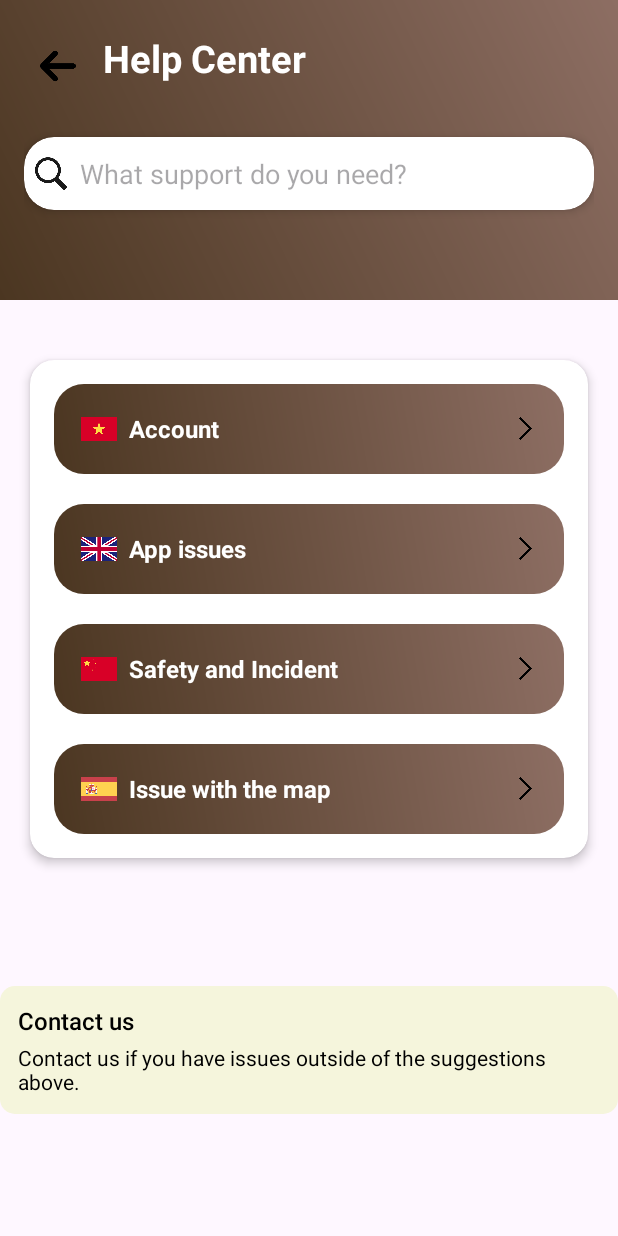
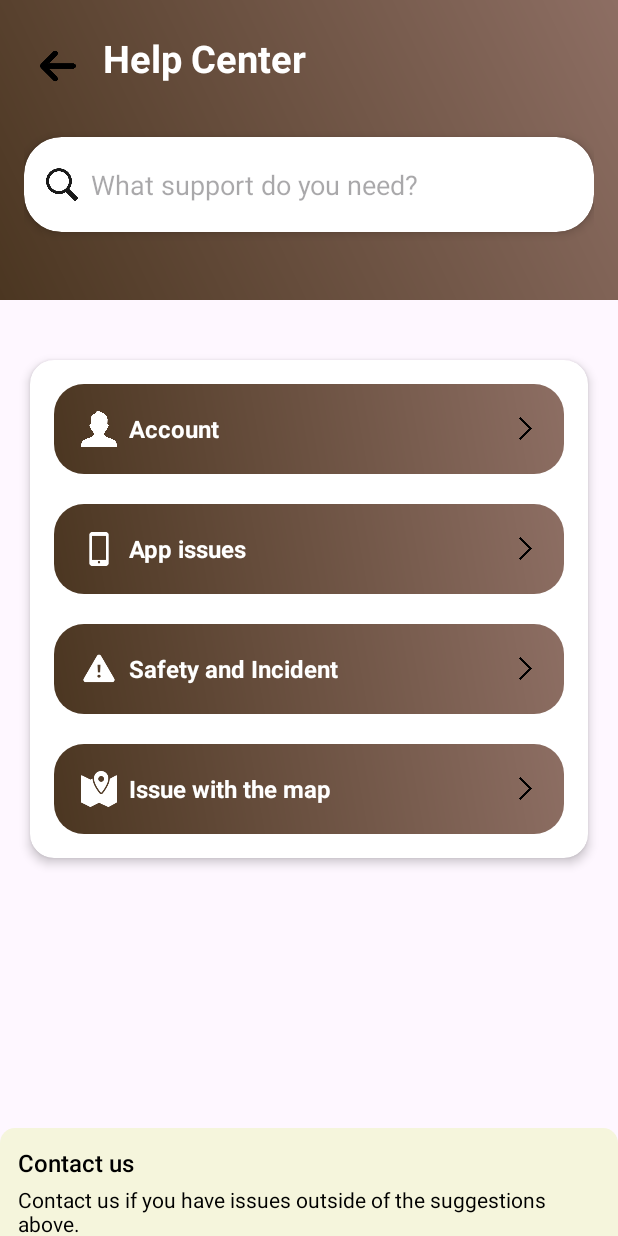
Before and after one commit to hautranuit/-MOBILE_FinalPr-ect, an Android app: the layout activity_settings_helpcenter.xml on its own in the app's theme, with its tools: preview values and no code run, on a phone screen of 412 x 824 dp. Run offline under Robolectric (Android 15) with nearby library versions, the phone set to English and light mode, and no system bars.

```diff
--- a/app/build.gradle.kts
+++ b/app/build.gradle.kts
@@ -43,6 +43,8 @@ dependencies {
     androidTestImplementation(libs.espresso.core)
     implementation(libs.circleimageview)
 
+    implementation ("androidx.cardview:cardview:1.0.0")
+
 
 
 
--- a/app/src/main/java/com/example/finalproject/MapTiler.java
+++ b/app/src/main/java/com/example/finalproject/MapTiler.java
@@ -3,6 +3,7 @@ package com.example.finalproject;
 import android.content.pm.ApplicationInfo;
 import android.content.pm.PackageManager;
 import android.os.Bundle;
+import android.util.Log;
 
 import androidx.activity.EdgeToEdge;
 import androidx.annotation.NonNull;
@@ -22,6 +23,8 @@ public class MapTiler extends AppCompatActivity {
     @Override
     protected void onCreate(Bundle savedInstanceState) {
         super.onCreate(savedInstanceState);
+        // Debug log để kiểm tra
+        Log.d("MapTitler", "onCreate() chạy thành công");
         EdgeToEdge.enable(this);
         setContentView(R.layout.activity_map_tiler);
         ViewCompat.setOnApplyWindowInsetsListener(findViewById(R.id.main), (v, insets) -> {
@@ -57,6 +60,7 @@ public class MapTiler extends AppCompatActivity {
                         .build());
             });
         });
+
     }
 
     private String getMapTilerKey() {
--- a/app/src/main/res/layout/activity_settings_helpcenter.xml
+++ b/app/src/main/res/layout/activity_settings_helpcenter.xml
@@ -4,6 +4,7 @@
     xmlns:tools="http://schemas.android.com/tools"
     android:layout_width="match_parent"
     android:layout_height="match_parent"
+    android:id="@+id/main"
     tools:context=".Settings_helpCenter">
 
     <RelativeLayout
@@ -53,8 +54,13 @@
             android:layout_width="match_parent"
             android:layout_height="wrap_content"
             android:layout_marginTop="75dp"
-            app:cardCornerRadius="20dp"
+            app:cardCornerRadius="25dp"
             app:cardElevation="4dp">
+
+            <RelativeLayout
+                android:layout_width="wrap_content"
+                android:layout_height="wrap_content"
+                android:padding="7dp">
 
                 <EditText
                     android:layout_width="match_parent"
@@ -69,6 +75,7 @@
                     android:layout_marginTop="12dp"
                     android:layout_marginStart="5dp"
                     android:src="@drawable/ic_search"/>
+            </RelativeLayout>
         </androidx.cardview.widget.CardView>
     </RelativeLayout>
 
@@ -106,10 +113,10 @@
                     android:layout_width="24dp"
                     android:layout_height="24dp"
                     android:layout_marginEnd="8dp"
-                    android:src="@drawable/ic_flagvietnam" />
+                    android:src="@drawable/ic_account"/>
 
                 <TextView
-                    android:id="@+id/vietnamese"
+                    android:id="@+id/account"
                     android:layout_width="0dp"
                     android:layout_height="wrap_content"
                     android:layout_weight="1"
@@ -139,10 +146,10 @@
                     android:layout_width="24dp"
                     android:layout_height="24dp"
                     android:layout_marginEnd="8dp"
-                    android:src="@drawable/ic_flagengland" />
+                    android:src="@drawable/ic_phone"/>
 
                 <TextView
-                    android:id="@+id/english"
+                    android:id="@+id/app_issues"
                     android:layout_width="0dp"
                     android:layout_height="wrap_content"
                     android:layout_weight="1"
@@ -173,10 +180,10 @@
                     android:layout_width="24dp"
                     android:layout_height="24dp"
                     android:layout_marginEnd="8dp"
-                    android:src="@drawable/ic_flagchina" />
+                    android:src="@drawable/ic_warning" />
 
                 <TextView
-                    android:id="@+id/chinese"
+                    android:id="@+id/safe_in"
                     android:layout_width="0dp"
                     android:layout_height="wrap_content"
                     android:layout_weight="1"
@@ -207,10 +214,10 @@
                     android:layout_width="24dp"
                     android:layout_height="24dp"
                     android:layout_marginEnd="8dp"
-                    android:src="@drawable/ic_flagspain" />
+                    android:src="@drawable/ic_map" />
 
                 <TextView
-                    android:id="@+id/spanish"
+                    android:id="@+id/iss_map"
                     android:layout_width="0dp"
                     android:layout_height="wrap_content"
                     android:layout_weight="1"
@@ -234,7 +241,7 @@
         android:layout_height="wrap_content"
         android:orientation="vertical"
         android:padding="12dp"
-        android:layout_marginTop="5dp"
+        android:layout_marginTop="100dp"
         android:background="@drawable/beige_rounded_corner_background"
         app:layout_constraintEnd_toEndOf="parent"
         app:layout_constraintHorizontal_bias="0.0"
--- a/app/src/main/res/layout/activity_settings_screen.xml
+++ b/app/src/main/res/layout/activity_settings_screen.xml
@@ -5,7 +5,6 @@
     android:id="@+id/main"
     android:layout_width="match_parent"
     android:layout_height="match_parent"
-    android:background="#EFEFEF"
     tools:context=".SettingsScreen">
 
     <RelativeLayout
--- a/app/src/main/res/values-night/themes.xml
+++ /dev/null
@@ -1,7 +0,0 @@
-<resources xmlns:tools="http://schemas.android.com/tools">
-    <!-- Base application theme. -->
-    <style name="Base.Theme.FinalProject" parent="Theme.Material3.DayNight.NoActionBar">
-        <!-- Customize your dark theme here. -->
-        <!-- <item name="colorPrimary">@color/my_dark_primary</item> -->
-    </style>
-</resources>
```
Also changed, not shown: app/src/main/AndroidManifest.xml (+9 -8 lines), app/src/main/java/com/example/finalproject/SettingsScreen.java (+46 -0 lines), app/src/main/res/values-night/dark_styles.xml (added, +10 -0 lines), app/src/main/res/values/light_styles.xml (added, +10 -0 lines), app/src/main/res/drawable/ic_account.png (added), app/src/main/res/drawable/ic_map.png (added), app/src/main/res/drawable/ic_phone.png (added), app/src/main/res/drawable/ic_warning.png (added). Lines whose indentation alone changed are shown as unchanged.
